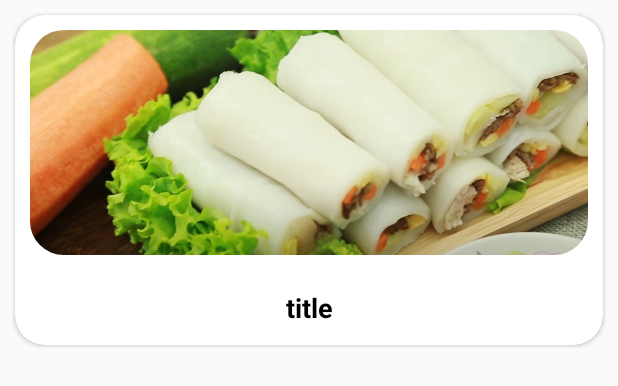
After one commit to ngongo0108/KingPho, an Android app: the layout card_item.xml on its own in the app's theme, with its tools: preview values and no code run, on a phone screen of 412 x 824 dp. The commit adds this screen. Shown: the top 386 px of the screen. Run offline under Robolectric (Android 15) with nearby library versions, the phone set to English and light mode, and no system bars.

Commit message:
searchlayout

```diff
--- a/app/src/main/java/com/example/kingpho/LoginActivity.java
+++ b/app/src/main/java/com/example/kingpho/LoginActivity.java
@@ -69,7 +69,7 @@ public class LoginActivity extends AppCompatActivity {
                         }
 
                         // Navigate to MainActivity upon successful login
-                        Intent intent = new Intent(LoginActivity.this, MainActivity.class);
+                        Intent intent = new Intent(LoginActivity.this, SearchListActivity.class);
                         startActivity(intent);
                         finish();
                     } else {
--- /dev/null
+++ b/app/src/main/res/drawable/baseline_search_24.xml
@@ -0,0 +1,5 @@
+<vector xmlns:android="http://schemas.android.com/apk/res/android" android:height="24dp" android:tint="#f19d2c" android:viewportHeight="24" android:viewportWidth="24" android:width="24dp">
+
+    <path android:fillColor="@android:color/white" android:pathData="M15.5,14h-0.79l-0.28,-0.27C15.41,12.59 16,11.11 16,9.5 16,5.91 13.09,3 9.5,3S3,5.91 3,9.5 5.91,16 9.5,16c1.61,0 3.09,-0.59 4.23,-1.57l0.27,0.28v0.79l5,4.99L20.49,19l-4.99,-5zM9.5,14C7.01,14 5,11.99 5,9.5S7.01,5 9.5,5 14,7.01 14,9.5 11.99,14 9.5,14z"/>
+
+</vector>
--- /dev/null
+++ b/app/src/main/res/drawable/rounded_search_background.xml
@@ -0,0 +1,5 @@
+<!-- res/drawable/rounded_search_background.xml -->
+<shape xmlns:android="http://schemas.android.com/apk/res/android">
+    <solid android:color="#F2F3F2" /> <!-- Màu nền -->
+    <corners android:radius="16dp" /> <!-- Độ bo tròn -->
+</shape>
--- /dev/null
+++ b/app/src/main/res/layout/card_item.xml
@@ -0,0 +1,64 @@
+<?xml version="1.0" encoding="utf-8"?>
+<FrameLayout xmlns:android="http://schemas.android.com/apk/res/android"
+    xmlns:tools="http://schemas.android.com/tools"
+    xmlns:app="http://schemas.android.com/apk/res-auto"
+    android:layout_width="match_parent"
+    android:layout_height="wrap_content"
+    android:layout_margin="8dp">
+
+    <androidx.cardview.widget.CardView
+        android:layout_width="match_parent"
+        android:layout_height="220dp"
+        android:layout_margin="2dp"
+        android:background="@color/black"
+        android:foreground="?android:attr/selectableItemBackground"
+        app:cardBackgroundColor="@android:color/white"
+        app:cardCornerRadius="20dp">
+
+        <androidx.constraintlayout.widget.ConstraintLayout
+            android:layout_width="match_parent"
+            android:layout_height="match_parent">
+
+            <com.google.android.material.imageview.ShapeableImageView
+                android:id="@+id/imageViewList"
+                android:layout_width="match_parent"
+                android:layout_height="150dp"
+                android:layout_margin="10dp"
+                app:shapeAppearanceOverlay="@style/roundedImage1"
+                android:scaleType="centerCrop"
+                app:layout_constraintEnd_toEndOf="parent"
+                app:layout_constraintStart_toStartOf="parent"
+                app:layout_constraintTop_toTopOf="parent"
+                app:srcCompat="@drawable/phocuon" />
+
+            <TextView
+                android:id="@+id/titleTxt"
+                android:layout_width="match_parent"
+                android:layout_height="0dp"
+                android:layout_marginTop="10dp"
+
+                android:gravity="center"
+                android:layout_marginHorizontal="10dp"
+                android:text="title"
+                android:textColor="@color/black"
+                android:textSize="18sp"
+                android:textStyle="bold"
+                app:layout_constraintBottom_toBottomOf="parent"
+                app:layout_constraintEnd_toEndOf="parent"
+                app:layout_constraintStart_toStartOf="parent"
+                app:layout_constraintTop_toBottomOf="@+id/imageViewList" />
+        </androidx.constraintlayout.widget.ConstraintLayout>
+    </androidx.cardview.widget.CardView>
+
+    <View
+        android:layout_width="match_parent"
+        android:layout_height="220dp"
+        android:layout_margin="2dp"
+        android:background="@android:color/transparent"
+        android:outlineSpotShadowColor="@color/black"
+        android:outlineAmbientShadowColor="@color/black"
+        android:outlineProvider="background"
+        android:elevation="1dp"
+        tools:layout_margin="2dp"
+        />
+</FrameLayout>
--- a/app/src/main/res/values/colors.xml
+++ b/app/src/main/res/values/colors.xml
@@ -6,5 +6,7 @@
     <color name="blue">#2196F3</color>
     <color name="light_gray">#F0F0F0</color>
     <color name="gray">#808080</color>
+    <color name="your_search_icon_color">#FF0000</color>
+
 
 </resources>
--- a/app/src/main/res/values/style.xml
+++ b/app/src/main/res/values/style.xml
@@ -4,4 +4,8 @@
         <item name="cornerFamily">rounded</item>
         <item name="cornerSize">50%</item>
     </style>
+    <style name="roundedImage1">
+        <item name="cornerFamily">rounded</item>
+        <item name="cornerSize">15%</item>
+    </style>
 </resources>
```
Also changed, not shown: app/src/main/AndroidManifest.xml (+7 -4 lines), app/src/main/java/com/example/kingpho/FoodAdapter.java (added, +85 -0 lines), app/src/main/java/com/example/kingpho/SearchListActivity.java (added, +73 -0 lines), app/src/main/res/layout/activity_search_list.xml (added, +64 -0 lines).
